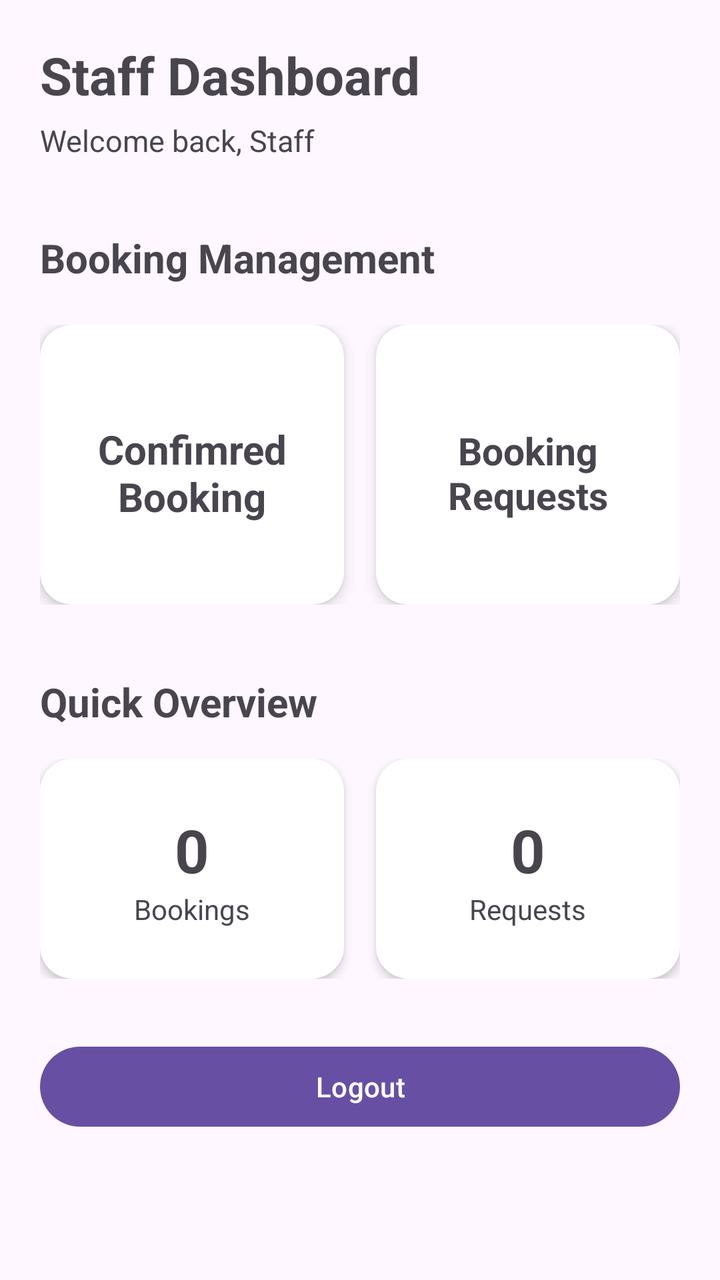
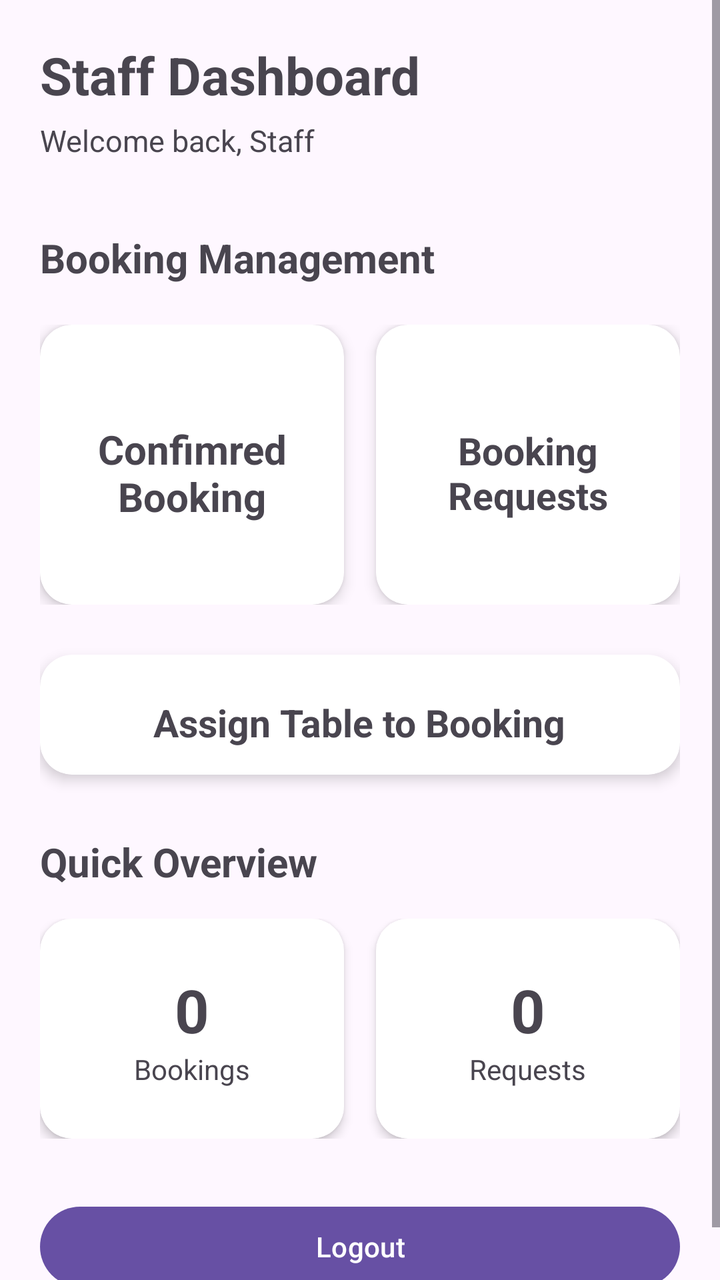

Two renders of the same Android screen: before a commit and after it. Below are the layout's source before the change and the commit's diff.
<!-- AndroidManifest.xml: application theme Theme.ISCG7424GroupAssessment -->
<!-- res/layout/activity_staff_main_page.xml -->
<?xml version="1.0" encoding="utf-8"?>
<ScrollView xmlns:android="http://schemas.android.com/apk/res/android"
    xmlns:app="http://schemas.android.com/apk/res-auto"
    xmlns:tools="http://schemas.android.com/tools"
    android:id="@+id/main"
    android:layout_width="match_parent"
    android:layout_height="match_parent"
    tools:context=".staff.S_MainPage"
    android:fillViewport="true">

    <LinearLayout
        android:layout_width="match_parent"
        android:layout_height="wrap_content"
        android:orientation="vertical"
        android:padding="20dp">

        
        <LinearLayout
            android:layout_width="match_parent"
            android:layout_height="wrap_content"
            android:gravity="center_vertical"
            android:orientation="horizontal">

            <LinearLayout
                android:layout_width="0dp"
                android:layout_height="wrap_content"
                android:layout_weight="1"
                android:orientation="vertical">

                <TextView
                    android:layout_width="wrap_content"
                    android:layout_height="wrap_content"
                    android:text="Staff Dashboard"
                    android:textSize="26sp"
                    android:textStyle="bold" />

                <TextView
                    android:layout_width="wrap_content"
                    android:layout_height="wrap_content"
                    android:layout_marginTop="5dp"
                    android:text="Welcome back, Staff"
                    android:textSize="15sp" />

            </LinearLayout>
        </LinearLayout>


        
        <TextView
            android:layout_width="match_parent"
            android:layout_height="wrap_content"
            android:layout_marginTop="35dp"
            android:text="Booking Management"
            android:textSize="20sp"
            android:textStyle="bold"/>


        
        <LinearLayout
            android:layout_width="match_parent"
            android:layout_height="wrap_content"
            android:layout_marginTop="20dp"
            android:orientation="horizontal">


            
            <androidx.cardview.widget.CardView
                android:id="@+id/cv_confirmedStaffBooking"
                android:layout_width="0dp"
                android:layout_height="140dp"
                android:layout_marginEnd="8dp"
                android:layout_weight="1"
                android:clickable="true"
                android:focusable="true"
                app:cardCornerRadius="16dp"
                app:cardElevation="4dp">

                <LinearLayout
                    android:layout_width="match_parent"
                    android:layout_height="match_parent"
                    android:gravity="center"
                    android:orientation="vertical">

                    <TextView
                        android:layout_width="wrap_content"
                        android:layout_height="wrap_content"
                        android:layout_marginTop="8dp"
                        android:text="Confimred\nBooking"
                        android:textAlignment="center"
                        android:textSize="20sp"
                        android:textStyle="bold" />
                </LinearLayout>
            </androidx.cardview.widget.CardView>


            
            <androidx.cardview.widget.CardView
                android:id="@+id/cv_bookingStaffRequests"
                android:layout_width="0dp"
                android:layout_height="140dp"
                android:layout_marginStart="8dp"
                android:layout_weight="1"
                android:clickable="true"
                android:focusable="true"
                app:cardCornerRadius="16dp"
                app:cardElevation="4dp">

                <LinearLayout
                    android:layout_width="match_parent"
                    android:layout_height="match_parent"
                    android:gravity="center"
                    android:orientation="vertical">

                    <TextView
                        android:layout_width="wrap_content"
                        android:layout_height="wrap_content"
                        android:layout_marginTop="8dp"
                        android:text="Booking Requests"
                        android:textSize="19sp"
                        android:textStyle="bold"
                        android:gravity="center" />

                </LinearLayout>

            </androidx.cardview.widget.CardView>

        </LinearLayout>


        
        <TextView
            android:layout_width="match_parent"
            android:layout_height="wrap_content"
            android:layout_marginTop="35dp"
            android:text="Quick Overview"
            android:textSize="20sp"
            android:textStyle="bold" />


        <LinearLayout
            android:layout_width="match_parent"
            android:layout_height="wrap_content"
            android:layout_marginTop="15dp"
            android:orientation="horizontal">


            
            <androidx.cardview.widget.CardView
                android:layout_width="0dp"
                android:layout_height="110dp"
                android:layout_marginEnd="8dp"
                android:layout_weight="1"
                app:cardCornerRadius="16dp"
                app:cardElevation="3dp">

                <LinearLayout
                    android:layout_width="match_parent"
                    android:layout_height="match_parent"
                    android:gravity="center"
                    android:orientation="vertical">

                    <TextView
                        android:id="@+id/tv_bookingStaffCount"
                        android:layout_width="wrap_content"
                        android:layout_height="wrap_content"
                        android:text="0"
                        android:textSize="30sp"
                        android:textStyle="bold" />

                    <TextView
                        android:layout_width="wrap_content"
                        android:layout_height="wrap_content"
                        android:text="Bookings"
                        android:textSize="14sp" />

                </LinearLayout>

            </androidx.cardview.widget.CardView>


            
            <androidx.cardview.widget.CardView
                android:layout_width="0dp"
                android:layout_height="110dp"
                android:layout_marginStart="8dp"
                android:layout_weight="1"
                app:cardCornerRadius="16dp"
                app:cardElevation="3dp">

                <LinearLayout
                    android:layout_width="match_parent"
                    android:layout_height="match_parent"
                    android:gravity="center"
                    android:orientation="vertical">

                    <TextView
                        android:id="@+id/tv_requestStaffCount"
                        android:layout_width="wrap_content"
                        android:layout_height="wrap_content"
                        android:text="0"
                        android:textSize="30sp"
                        android:textStyle="bold" />

                    <TextView
                        android:layout_width="wrap_content"
                        android:layout_height="wrap_content"
                        android:text="Requests"
                        android:textSize="14sp" />

                </LinearLayout>

            </androidx.cardview.widget.CardView>

        </LinearLayout>


        
        <Button
            android:onClick="btnLogout"
            android:layout_width="match_parent"
            android:layout_height="wrap_content"
            android:layout_marginTop="30dp"
            android:text="Logout" />

    </LinearLayout>

</ScrollView>
<!-- resources referenced by this layout -->
<resources>
  <style name="Theme.ISCG7424GroupAssessment" parent="Base.Theme.ISCG7424GroupAssessment" />
  <style name="Base.Theme.ISCG7424GroupAssessment" parent="Theme.Material3.DayNight.NoActionBar">
          
          
      </style>
</resources>

<!-- the commit's change to res/layout/activity_staff_main_page.xml (unified diff, before → after) -->
@@ -32,14 +32,14 @@
                     android:layout_height="wrap_content"
                     android:text="Staff Dashboard"
                     android:textSize="26sp"
-                    android:textStyle="bold" />
+                    android:textStyle="bold"/>
 
                 <TextView
                     android:layout_width="wrap_content"
                     android:layout_height="wrap_content"
                     android:layout_marginTop="5dp"
                     android:text="Welcome back, Staff"
-                    android:textSize="15sp" />
+                    android:textSize="15sp"/>
 
             </LinearLayout>
         </LinearLayout>
@@ -53,6 +53,9 @@
             android:text="Booking Management"
             android:textSize="20sp"
             android:textStyle="bold"/>
+
+
+        
 
 
         
@@ -115,10 +118,10 @@
                         android:layout_width="wrap_content"
                         android:layout_height="wrap_content"
                         android:layout_marginTop="8dp"
+                        android:gravity="center"
                         android:text="Booking Requests"
                         android:textSize="19sp"
-                        android:textStyle="bold"
-                        android:gravity="center" />
+                        android:textStyle="bold" />
 
                 </LinearLayout>
 
@@ -126,15 +129,43 @@
 
         </LinearLayout>
 
-
-        
+        <androidx.cardview.widget.CardView
+            android:id="@+id/cv_SAssignTable"
+            android:layout_width="match_parent"
+            android:layout_height="60dp"
+            android:layout_marginTop="25dp"
+            android:layout_weight="1"
+            android:clickable="true"
+            android:focusable="true"
+            app:cardCornerRadius="16dp"
+            app:cardElevation="4dp">
+
+            <LinearLayout
+                android:layout_width="match_parent"
+                android:layout_height="match_parent"
+                android:gravity="center"
+                android:orientation="vertical">
+
+                <TextView
+                    android:layout_width="wrap_content"
+                    android:layout_height="wrap_content"
+                    android:layout_marginTop="8dp"
+                    android:gravity="center"
+                    android:text="Assign Table to Booking"
+                    android:textSize="19sp"
+                    android:textStyle="bold" />
+
+            </LinearLayout>
+
+        </androidx.cardview.widget.CardView>
+
         <TextView
             android:layout_width="match_parent"
             android:layout_height="wrap_content"
-            android:layout_marginTop="35dp"
+            android:layout_marginTop="30dp"
             android:text="Quick Overview"
             android:textSize="20sp"
-            android:textStyle="bold" />
+            android:textStyle="bold"/>
 
 
         <LinearLayout
@@ -165,13 +196,13 @@
                         android:layout_height="wrap_content"
                         android:text="0"
                         android:textSize="30sp"
-                        android:textStyle="bold" />
+                        android:textStyle="bold"/>
 
                     <TextView
                         android:layout_width="wrap_content"
                         android:layout_height="wrap_content"
                         android:text="Bookings"
-                        android:textSize="14sp" />
+                        android:textSize="14sp"/>
 
                 </LinearLayout>
 
@@ -199,13 +230,13 @@
                         android:layout_height="wrap_content"
                         android:text="0"
                         android:textSize="30sp"
-                        android:textStyle="bold" />
+                        android:textStyle="bold"/>
 
                     <TextView
                         android:layout_width="wrap_content"
                         android:layout_height="wrap_content"
                         android:text="Requests"
-                        android:textSize="14sp" />
+                        android:textSize="14sp"/>
 
                 </LinearLayout>
 
@@ -220,7 +251,7 @@
             android:layout_width="match_parent"
             android:layout_height="wrap_content"
             android:layout_marginTop="30dp"
-            android:text="Logout" />
+            android:text="Logout"/>
 
     </LinearLayout>
 
